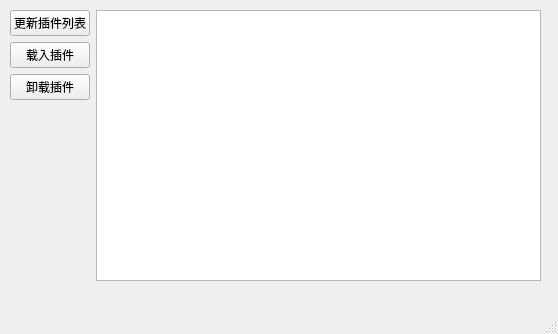
Qt form QuteForm/Plugs/PlugManager/plugmanager.ui (euphoriaer/QuteForm) before a commit.
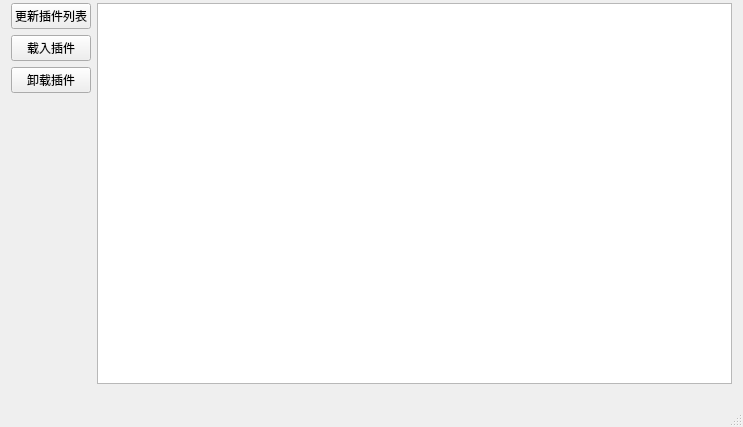
The same form after that commit.

```diff
--- a/QuteForm/Plugs/PlugManager/plugmanager.ui
+++ b/QuteForm/Plugs/PlugManager/plugmanager.ui
@@ -6,8 +6,8 @@
    <rect>
     <x>0</x>
     <y>0</y>
-    <width>558</width>
-    <height>334</height>
+    <width>743</width>
+    <height>427</height>
    </rect>
   </property>
   <property name="windowTitle">
@@ -17,10 +17,10 @@
    <widget class="QWidget" name="horizontalLayoutWidget">
     <property name="geometry">
      <rect>
-      <x>10</x>
-      <y>10</y>
-      <width>531</width>
-      <height>271</height>
+      <x>11</x>
+      <y>3</y>
+      <width>721</width>
+      <height>381</height>
      </rect>
     </property>
     <layout class="QHBoxLayout" name="horizontalLayout">
```
Left out of the diff: 2 changed lines with no effect on the pictures.
